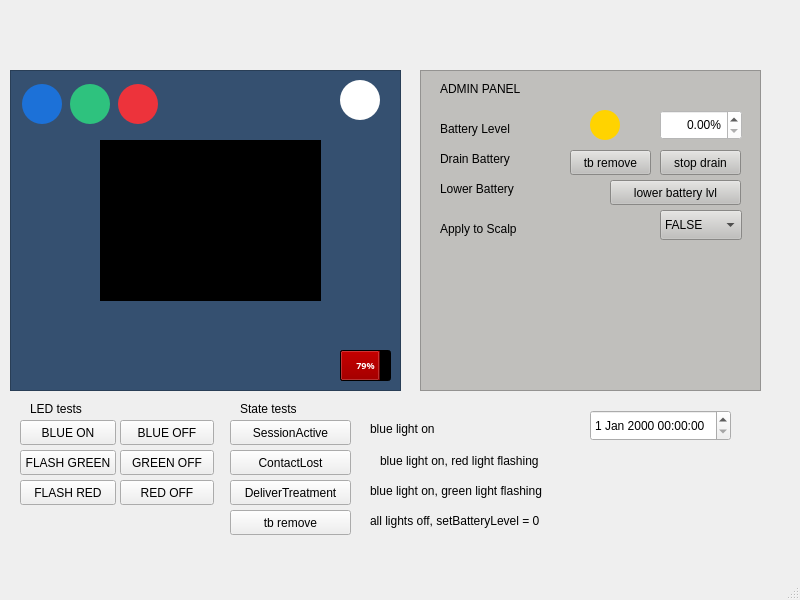
First picture: the form in COMP3004_Team46/ui/mainwindow.ui, repository EmtiazAlam00/team-collaboration, before the edit.
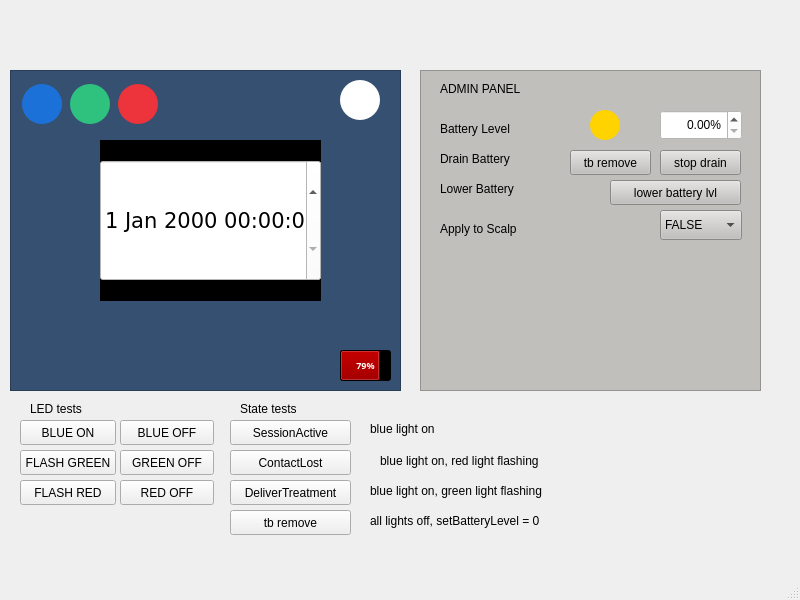
Second picture: the form after the edit. Icons and pictures are not drawn.

Commit message: implemented up, down and select for date/time and overlayed the widget over the menu

Patch:
```diff
--- a/COMP3004_Team46/ui/mainwindow.ui
+++ b/COMP3004_Team46/ui/mainwindow.ui
@@ -612,6 +612,33 @@
       <string/>
      </property>
     </widget>
+    <widget class="QDateTimeEdit" name="dateTimeEdit">
+     <property name="enabled">
+      <bool>true</bool>
+     </property>
+     <property name="geometry">
+      <rect>
+       <x>90</x>
+       <y>90</y>
+       <width>221</width>
+       <height>121</height>
+      </rect>
+     </property>
+     <property name="font">
+      <font>
+       <family>DejaVu Sans</family>
+       <pointsize>16</pointsize>
+      </font>
+     </property>
+     <property name="visible">
+      <bool>false</bool>
+     </property>
+     <property name="styleSheet">
+      <string notr="true">QDateTimeEdit {
+background-color: #ffffff; 
+}</string>
+     </property>
+    </widget>
    </widget>
    <widget class="QPushButton" name="blueOnButton">
     <property name="geometry">
@@ -1058,22 +1085,6 @@
      </property>
     </widget>
    </widget>
-   <widget class="QDateTimeEdit" name="dateTimeEdit">
-    <property name="enabled">
-     <bool>true</bool>
-    </property>
-    <property name="geometry">
-     <rect>
-      <x>590</x>
-      <y>410</y>
-      <width>141</width>
-      <height>31</height>
-     </rect>
-    </property>
-    <property name="visible">
-      <bool>false</bool>
-    </property>
-   </widget>
   </widget>
   <widget class="QMenuBar" name="menubar">
    <property name="geometry">
```
The commit also changes 2 other files.
